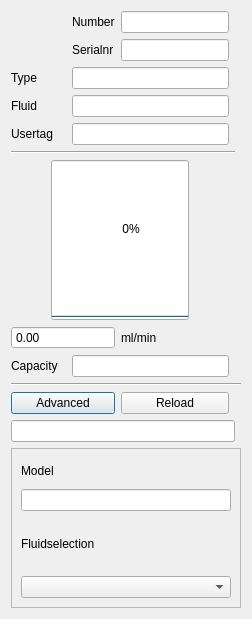
This is ui/flowchannel_meter.ui in ArJKloek/FlowControl as Qt 5 draws it before an edit. The edited form follows.
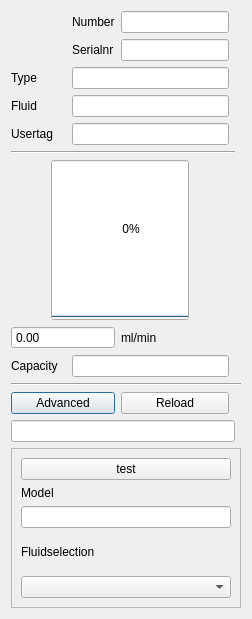
This is the edited form.

Commit message:
Add test button and param129 test handler
Add a 'test' QPushButton to the flowchannel_meter UI and implement a _on_test_clicked handler in MeterDialog. The handler writes parameter 129 with the string "mln/min" to the instrument, reads it back, logs the result, and updates the dialog status; errors are caught and reported. Also safely (re)connects pb_test.clicked in the dialog init, disconnecting any prior connection to avoid duplicate handlers.

```diff
--- a/ui/flowchannel_meter.ui
+++ b/ui/flowchannel_meter.ui
@@ -273,6 +273,13 @@
         </item>
        </layout>
       </item>
+      <item row="0" column="0">
+       <widget class="QPushButton" name="pb_test">
+        <property name="text">
+         <string>test</string>
+        </property>
+       </widget>
+      </item>
      </layout>
     </widget>
    </item>
```
The commit also changes 1 other file.
